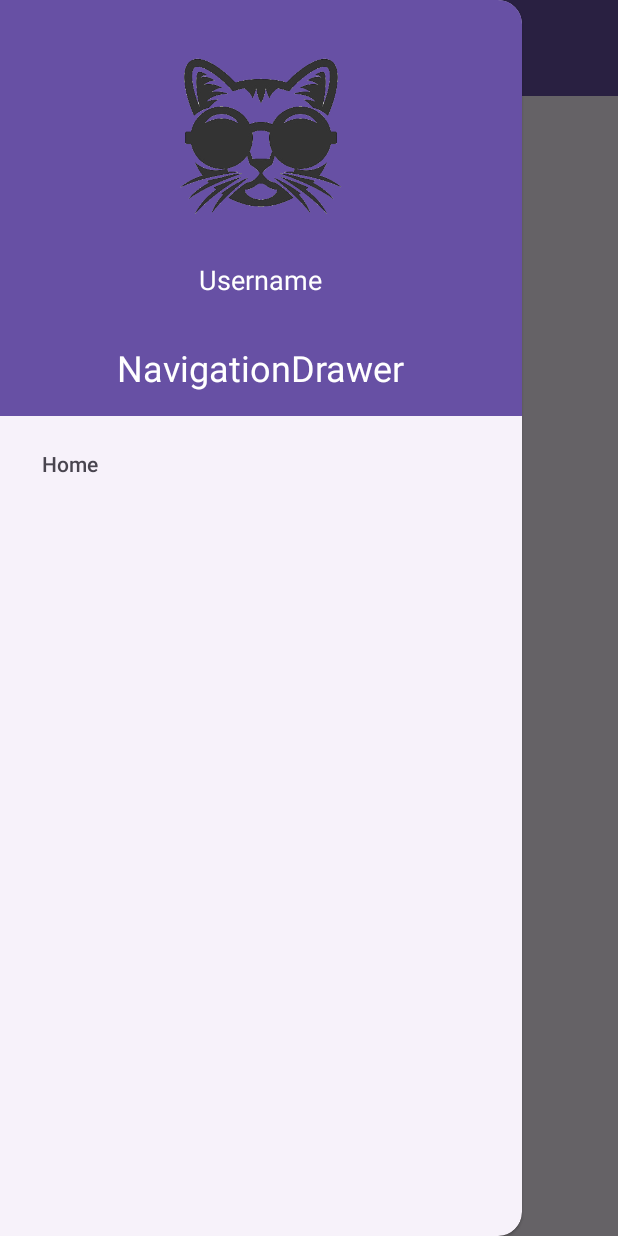
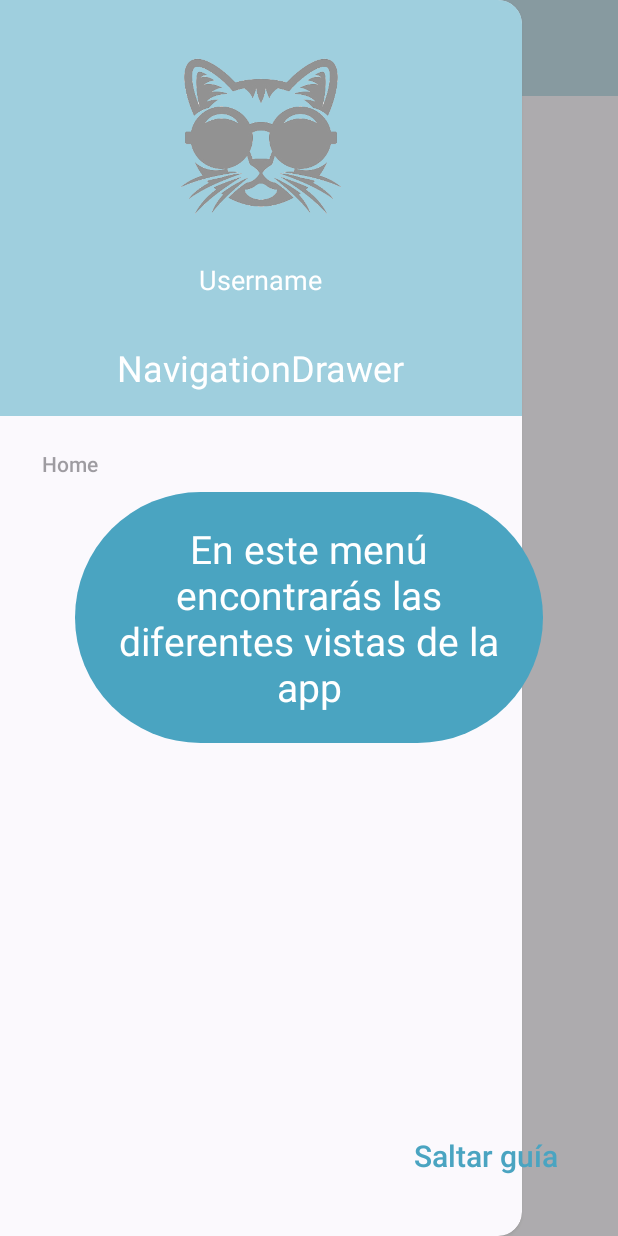
Before and after one commit to lbarmar/NavigationDrawer-Java-, an Android app: the screen it shows after launch (MainActivity), with the side drawer open, on a phone screen of 412 x 824 dp. Run offline under Robolectric (Android 15) with nearby library versions, the phone set to English and light mode, and no system bars; our stand-ins replace navigation-ui.

Commit message:
Added guide with AnimationSet and ObjectAnimator

```diff
--- a/app/src/main/java/dam/pmdm/navigationdrawerjava/MainActivity.java
+++ b/app/src/main/java/dam/pmdm/navigationdrawerjava/MainActivity.java
@@ -1,23 +1,33 @@
 package dam.pmdm.navigationdrawerjava;
 
+import android.animation.Animator;
+import android.animation.AnimatorListenerAdapter;
+import android.animation.AnimatorSet;
+import android.animation.ObjectAnimator;
 import android.os.Bundle;
 import android.view.MenuItem;
+import android.view.View;
 import android.widget.ImageView;
 import androidx.appcompat.app.ActionBarDrawerToggle;
 import androidx.appcompat.app.AppCompatActivity;
 import androidx.core.splashscreen.SplashScreen;
+import androidx.drawerlayout.widget.DrawerLayout;
 import androidx.fragment.app.Fragment;
 import androidx.fragment.app.FragmentManager;
 import androidx.navigation.NavController;
 import androidx.navigation.fragment.NavHostFragment;
 import androidx.navigation.ui.NavigationUI;
 import dam.pmdm.navigationdrawerjava.databinding.ActivityMainBinding;
+import dam.pmdm.navigationdrawerjava.databinding.GuideBinding;
 
 public class MainActivity extends AppCompatActivity {
 
     private ActionBarDrawerToggle toggle;
     private ActivityMainBinding binding;
+    private GuideBinding guideBinding;
     private NavController navController;
+
+    private Boolean needToStartGuide = true;
 
     @Override
     protected void onCreate(Bundle savedInstanceState) {
@@ -25,6 +35,7 @@ public class MainActivity extends AppCompatActivity {
         super.onCreate(savedInstanceState);
 
         binding = ActivityMainBinding.inflate(getLayoutInflater());
+        guideBinding = binding.includeLayout;
         setContentView(binding.getRoot());
 
         // Obtener el NavController desde el NavHostFragment
@@ -41,6 +52,49 @@ public class MainActivity extends AppCompatActivity {
         // Configurar Toolbar
         setSupportActionBar(binding.toolbar);
         getSupportActionBar().setDisplayHomeAsUpEnabled(true);
+
+        initializeGuide();
+    }
+
+    private void initializeGuide() {
+        guideBinding.exitGuide.setOnClickListener(this::onExitGuide);
+
+        if (needToStartGuide){
+            binding.drawerLayout.setDrawerLockMode(DrawerLayout.LOCK_MODE_LOCKED_CLOSED);
+            guideBinding.guideLayout.setVisibility(View.VISIBLE);
+
+            ObjectAnimator scaleX = ObjectAnimator.ofFloat(
+                    guideBinding.pulseImage, "scaleX", 1f, 0.5f);
+            ObjectAnimator scaleY = ObjectAnimator.ofFloat(
+                    guideBinding.pulseImage, "scaleY", 1f, 0.5f);
+            ObjectAnimator fadeIn = ObjectAnimator.ofFloat(
+                    guideBinding.textStep, "alpha", 0f, 1f);
+
+            scaleX.setRepeatCount(3);
+            scaleY.setRepeatCount(3);
+            AnimatorSet animatorSet = new AnimatorSet();
+            animatorSet.play(scaleX).with(scaleY).before(fadeIn);
+            animatorSet.setDuration(1000);
+            animatorSet.start();
+            animatorSet.addListener(new AnimatorListenerAdapter() {
+                @Override
+                public void onAnimationEnd(Animator animation) {
+                    if (needToStartGuide) {
+                        super.onAnimationEnd(animation);
+                        binding.drawerLayout.open();
+                        guideBinding.pulseImage.setVisibility(View.GONE);
+                        guideBinding.textStep.setVisibility(View.VISIBLE);
+                    }
+                }
+            });
+        }
+    }
+
+    private void onExitGuide(View view) {
+        needToStartGuide = false;
+        binding.drawerLayout.setDrawerLockMode(DrawerLayout.LOCK_MODE_UNLOCKED);
+        guideBinding.guideLayout.setVisibility(View.GONE);
+        binding.drawerLayout.close();
     }
 
     private void configureToggleMenu() {
--- /dev/null
+++ b/app/src/main/res/drawable/button_normal.xml
@@ -0,0 +1,6 @@
+<?xml version="1.0" encoding="utf-8"?>
+<shape xmlns:android="http://schemas.android.com/apk/res/android" android:shape="rectangle">
+    <solid android:color="@color/blue"/>
+    <corners android:radius="250dp"/>
+
+</shape>
--- /dev/null
+++ b/app/src/main/res/drawable/pulse.xml
@@ -0,0 +1,8 @@
+<?xml version="1.0" encoding="utf-8"?>
+<shape xmlns:android="http://schemas.android.com/apk/res/android"
+    android:shape="oval">
+    <solid android:color="@color/blue_transparent" />
+    <size
+        android:width="150dp"
+        android:height="150dp" />
+</shape>
--- a/app/src/main/res/layout/activity_main.xml
+++ b/app/src/main/res/layout/activity_main.xml
@@ -1,5 +1,9 @@
-<androidx.drawerlayout.widget.DrawerLayout xmlns:android="http://schemas.android.com/apk/res/android"
+<RelativeLayout xmlns:android="http://schemas.android.com/apk/res/android"
     xmlns:app="http://schemas.android.com/apk/res-auto"
+    android:layout_width="match_parent"
+    android:layout_height="match_parent">
+
+    <androidx.drawerlayout.widget.DrawerLayout
         android:id="@+id/drawer_layout"
         android:layout_width="match_parent"
         android:layout_height="match_parent">
@@ -34,4 +38,10 @@
             android:layout_gravity="start"
             app:headerLayout="@layout/nav_header"
             app:menu="@menu/drawer_menu" />
+
     </androidx.drawerlayout.widget.DrawerLayout>
+
+    <include
+        android:id="@+id/includeLayout"
+        layout="@layout/guide" />
+</RelativeLayout>
--- /dev/null
+++ b/app/src/main/res/layout/guide.xml
@@ -0,0 +1,52 @@
+<?xml version="1.0" encoding="utf-8"?>
+<FrameLayout
+    xmlns:android="http://schemas.android.com/apk/res/android"
+    xmlns:app="http://schemas.android.com/apk/res-auto"
+    android:layout_width="match_parent"
+    android:layout_height="match_parent"
+    android:background="@color/white_transparent"
+    android:clickable="true"
+    android:focusable="true"
+    android:id="@+id/guideLayout"
+    android:visibility="gone">
+
+    <ImageView
+        android:id="@+id/pulseImage"
+        android:layout_width="200dp"
+        android:layout_height="200dp"
+        android:layout_marginStart="-80dp"
+        android:layout_marginTop="-70dp"
+        android:src="@drawable/pulse"
+        app:layout_constraintStart_toStartOf="parent"
+        app:layout_constraintTop_toTopOf="parent" />
+
+    <TextView
+        android:id="@+id/textStep"
+        android:layout_width="match_parent"
+        android:layout_height="wrap_content"
+        android:text="En este menú encontrarás las diferentes vistas de la app"
+        android:background="@drawable/button_normal"
+        android:layout_margin="50dp"
+        android:gravity="center"
+        android:maxLines="5"
+        android:padding="20dp"
+        android:textSize="26sp"
+        android:layout_gravity="center"
+        android:textColor="@color/white"
+        android:alpha="0"/>
+
+    <android.widget.Button
+        android:id="@+id/exit_guide"
+        android:layout_width="wrap_content"
+        android:layout_height="wrap_content"
+        android:text="Saltar guía"
+        android:layout_gravity="right|bottom"
+        android:layout_margin="20dp"
+        android:padding="20dp"
+        android:textSize="20dp"
+        android:background="@android:color/transparent"
+        android:textAllCaps="false"
+        android:textColor="@color/blue"/>
+
+
+</FrameLayout>
--- a/app/src/main/res/values/colors.xml
+++ b/app/src/main/res/values/colors.xml
@@ -2,4 +2,9 @@
 <resources>
     <color name="black">#FF000000</color>
     <color name="white">#FFFFFFFF</color>
+    <color name="grey">#aaaaaa</color>
+    <color name="blue">#4aa4c1</color>
+    <color name="blue_light">#73b9cf</color>
+    <color name="white_transparent">#77ffffff</color>
+    <color name="blue_transparent">#773f89a0</color>
 </resources>
--- a/app/src/main/res/values/themes.xml
+++ b/app/src/main/res/values/themes.xml
@@ -4,6 +4,8 @@
     <style name="Base.Theme.NavigationDrawerJava" parent="Theme.Material3.DayNight.NoActionBar">
 
 <!--        Add this item to disable splash screen-->
+        <item name="colorPrimary">@color/blue</item>
+        <item name="android:textColorSecondary">@color/white</item>
         <item name="android:windowSplashScreenBackground">@color/white</item>
         <item name="android:windowSplashScreenAnimatedIcon">@drawable/cat</item>
         <item name="android:windowSplashScreenAnimationDuration">2000</item>
```
Lines whose indentation alone changed are shown as unchanged.
